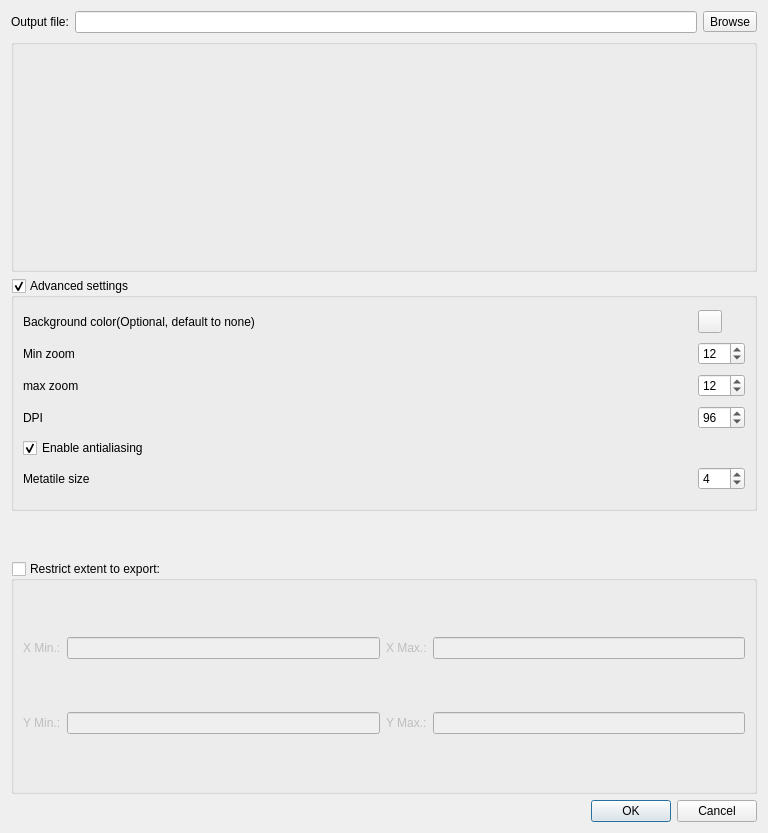
kadas-albireo/kadas-mbtiles-plugin, file kadas_mbtiles/kadas_mbtiles_export_dialog.ui: the form before one commit.
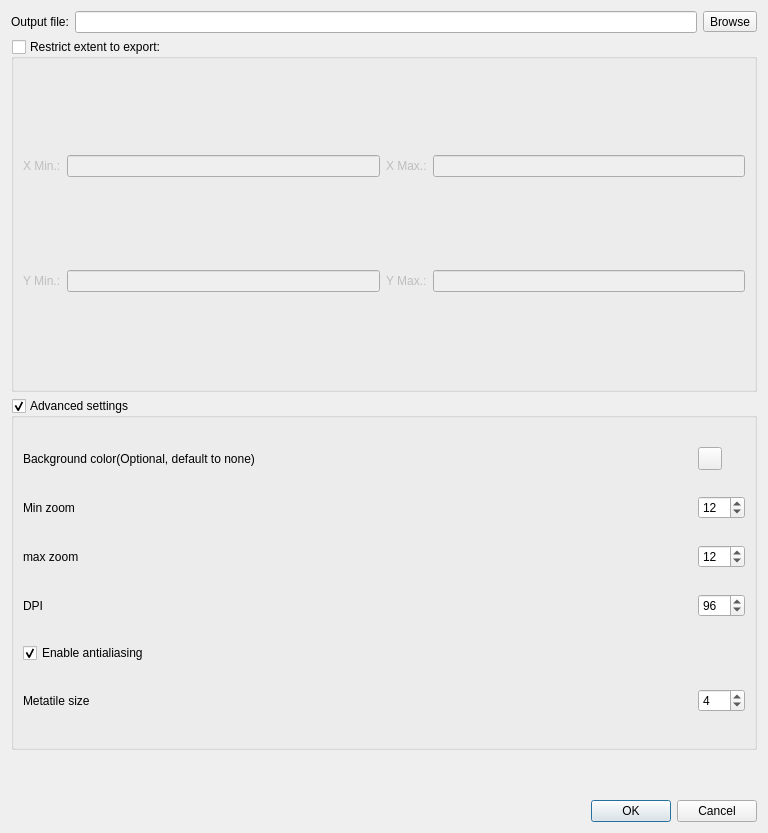
The form after the commit. Custom widgets are drawn as their Qt base class.

Commit message: Switch to use KadasMapToolSelectRect to restrict extent

```diff
--- a/kadas_mbtiles/kadas_mbtiles_export_dialog.ui
+++ b/kadas_mbtiles/kadas_mbtiles_export_dialog.ui
@@ -14,93 +14,42 @@
    <string>GPKG Project Export</string>
   </property>
   <layout class="QGridLayout" name="gridLayout">
-   <item row="2" column="0" colspan="2">
-    <widget class="QgsExtentGroupBox" name="mExtentGroupBox"/>
-   </item>
-   <item row="0" column="0" colspan="2">
-    <layout class="QHBoxLayout" name="horizontalLayout">
-     <item>
-      <widget class="QLabel" name="labelOutputFile">
-       <property name="text">
-        <string>Output file:</string>
-       </property>
-      </widget>
-     </item>
-     <item>
-      <widget class="QLineEdit" name="lineEditOutputFile">
-       <property name="readOnly">
-        <bool>true</bool>
-       </property>
-      </widget>
-     </item>
-     <item>
-      <widget class="QToolButton" name="buttonSelectFile">
-       <property name="sizePolicy">
-        <sizepolicy hsizetype="Fixed" vsizetype="Fixed">
-         <horstretch>0</horstretch>
-         <verstretch>0</verstretch>
-        </sizepolicy>
-       </property>
-       <property name="text">
-        <string>Browse</string>
-       </property>
-      </widget>
-     </item>
-    </layout>
-   </item>
-   <item row="7" column="0" colspan="2">
-    <widget class="QGroupBox" name="mGroupBoxExtent">
-     <property name="title">
-      <string>Restrict extent to export:</string>
+   <item row="5" column="0">
+    <widget class="QLabel" name="labelWarnIcon">
+     <property name="minimumSize">
+      <size>
+       <width>16</width>
+       <height>16</height>
+      </size>
      </property>
-     <property name="checkable">
+     <property name="maximumSize">
+      <size>
+       <width>16</width>
+       <height>16</height>
+      </size>
+     </property>
+     <property name="scaledContents">
       <bool>true</bool>
      </property>
-     <property name="checked">
-      <bool>false</bool>
+    </widget>
+   </item>
+   <item row="4" column="0">
+    <widget class="QLabel" name="labelCheckIcon">
+     <property name="minimumSize">
+      <size>
+       <width>16</width>
+       <height>16</height>
+      </size>
      </property>
-     <layout class="QGridLayout" name="gridLayout_2">
-      <item row="1" column="2">
-       <widget class="QLabel" name="mLabelYMax">
-        <property name="text">
-         <string>Y Max.:</string>
-        </property>
-       </widget>
-      </item>
-      <item row="0" column="0">
-       <widget class="QLabel" name="mlabelXMin">
-        <property name="text">
-         <string>X Min.:</string>
-        </property>
-       </widget>
-      </item>
-      <item row="1" column="1">
-       <widget class="QLineEdit" name="mLineEditYMin"/>
-      </item>
-      <item row="0" column="1">
-       <widget class="QLineEdit" name="mLineEditXMin"/>
-      </item>
-      <item row="1" column="0">
-       <widget class="QLabel" name="mLabelYMin">
-        <property name="text">
-         <string>Y Min.:</string>
-        </property>
-       </widget>
-      </item>
-      <item row="0" column="2">
-       <widget class="QLabel" name="mLabelXMax">
-        <property name="text">
-         <string>X Max.:</string>
-        </property>
-       </widget>
-      </item>
-      <item row="0" column="3">
-       <widget class="QLineEdit" name="mLineEditXMax"/>
-      </item>
-      <item row="1" column="3">
-       <widget class="QLineEdit" name="mLineEditYMax"/>
-      </item>
-     </layout>
+     <property name="maximumSize">
+      <size>
+       <width>2</width>
+       <height>16</height>
+      </size>
+     </property>
+     <property name="scaledContents">
+      <bool>true</bool>
+     </property>
     </widget>
    </item>
    <item row="8" column="1">
@@ -113,7 +62,7 @@
      </property>
     </widget>
    </item>
-   <item row="4" column="0" colspan="2">
+   <item row="3" column="0" colspan="2">
     <widget class="QgsCollapsibleGroupBox" name="mGroupBox">
      <property name="title">
       <string>Advanced settings</string>
@@ -240,43 +189,91 @@
      </layout>
     </widget>
    </item>
-   <item row="6" column="0">
-    <widget class="QLabel" name="labelWarnIcon">
-     <property name="minimumSize">
-      <size>
-       <width>16</width>
-       <height>16</height>
-      </size>
+   <item row="1" column="0" colspan="2">
+    <widget class="QGroupBox" name="mGroupBoxExtent">
+     <property name="title">
+      <string>Restrict extent to export:</string>
      </property>
-     <property name="maximumSize">
-      <size>
-       <width>16</width>
-       <height>16</height>
-      </size>
-     </property>
-     <property name="scaledContents">
+     <property name="checkable">
       <bool>true</bool>
      </property>
+     <property name="checked">
+      <bool>false</bool>
+     </property>
+     <layout class="QGridLayout" name="gridLayout_2">
+      <item row="1" column="2">
+       <widget class="QLabel" name="mLabelYMax">
+        <property name="text">
+         <string>Y Max.:</string>
+        </property>
+       </widget>
+      </item>
+      <item row="0" column="0">
+       <widget class="QLabel" name="mlabelXMin">
+        <property name="text">
+         <string>X Min.:</string>
+        </property>
+       </widget>
+      </item>
+      <item row="1" column="1">
+       <widget class="QLineEdit" name="mLineEditYMin"/>
+      </item>
+      <item row="0" column="1">
+       <widget class="QLineEdit" name="mLineEditXMin"/>
+      </item>
+      <item row="1" column="0">
+       <widget class="QLabel" name="mLabelYMin">
+        <property name="text">
+         <string>Y Min.:</string>
+        </property>
+       </widget>
+      </item>
+      <item row="0" column="2">
+       <widget class="QLabel" name="mLabelXMax">
+        <property name="text">
+         <string>X Max.:</string>
+        </property>
+       </widget>
+      </item>
+      <item row="0" column="3">
+       <widget class="QLineEdit" name="mLineEditXMax"/>
+      </item>
+      <item row="1" column="3">
+       <widget class="QLineEdit" name="mLineEditYMax"/>
+      </item>
+     </layout>
     </widget>
    </item>
-   <item row="5" column="0">
-    <widget class="QLabel" name="labelCheckIcon">
-     <property name="minimumSize">
-      <size>
-       <width>16</width>
-       <height>16</height>
-      </size>
-     </property>
-     <property name="maximumSize">
-      <size>
-       <width>2</width>
-       <height>16</height>
-      </size>
-     </property>
-     <property name="scaledContents">
-      <bool>true</bool>
-     </property>
-    </widget>
+   <item row="0" column="0" colspan="2">
+    <layout class="QHBoxLayout" name="horizontalLayout">
+     <item>
+      <widget class="QLabel" name="labelOutputFile">
+       <property name="text">
+        <string>Output file:</string>
+       </property>
+      </widget>
+     </item>
+     <item>
+      <widget class="QLineEdit" name="lineEditOutputFile">
+       <property name="readOnly">
+        <bool>true</bool>
+       </property>
+      </widget>
+     </item>
+     <item>
+      <widget class="QToolButton" name="buttonSelectFile">
+       <property name="sizePolicy">
+        <sizepolicy hsizetype="Fixed" vsizetype="Fixed">
+         <horstretch>0</horstretch>
+         <verstretch>0</verstretch>
+        </sizepolicy>
+       </property>
+       <property name="text">
+        <string>Browse</string>
+       </property>
+      </widget>
+     </item>
+    </layout>
    </item>
   </layout>
  </widget>
@@ -292,12 +289,6 @@
    <extends>QToolButton</extends>
    <header>qgscolorbutton.h</header>
   </customwidget>
-  <customwidget>
-   <class>QgsExtentGroupBox</class>
-   <extends>QgsCollapsibleGroupBox</extends>
-   <header>qgsextentgroupbox.h</header>
-   <container>1</container>
-  </customwidget>
  </customwidgets>
  <resources/>
  <connections>
```
Left out of the diff: 2 changed lines with no effect on the pictures. The commit also changes 2 other files.
